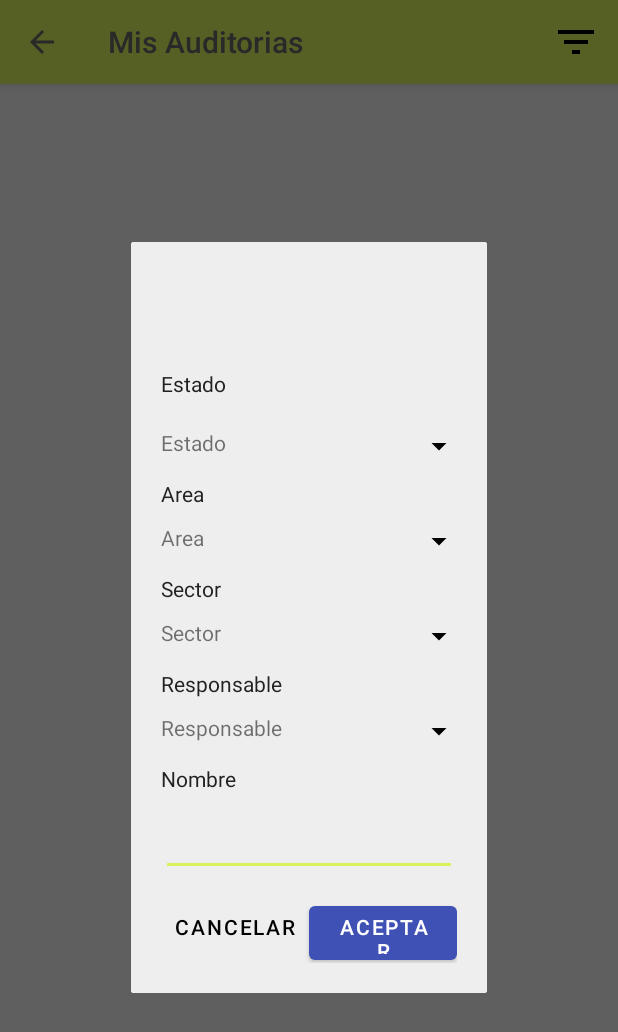
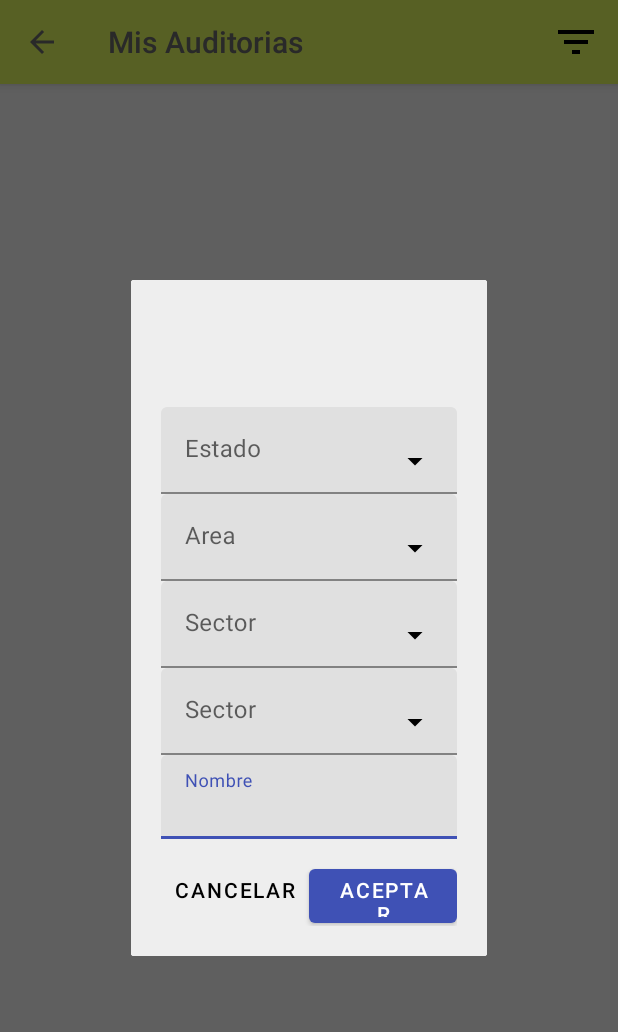
Before and after one commit to irvinjoao19/FiveSYS, an Android app: the fragment NuevaAuditoriaDialogFragment placed in its activity, on a phone screen of 412 x 824 dp. Shown: the top 1032 px of the screen. Run offline under Robolectric (Android 15) with nearby library versions, the phone set to English and light mode, and no system bars; our stand-ins replace RxJava; libraries missing offline, so code that uses them is left out: com.jakewharton.retrofit2, io.realm; network calls fail; 5 statements that could not run were skipped.

Commit message:
change irvin

```diff
--- a/app/src/main/java/com/fivesys/alphamanufacturas/fivesys/views/fragments/NuevaAuditoriaDialogFragment.kt
+++ b/app/src/main/java/com/fivesys/alphamanufacturas/fivesys/views/fragments/NuevaAuditoriaDialogFragment.kt
@@ -8,8 +8,6 @@ import android.view.LayoutInflater
 import android.view.View
 import android.view.ViewGroup
 import android.view.Window
-import android.widget.EditText
-import android.widget.LinearLayout
 import android.widget.TextView
 import android.widget.Toast
 import androidx.appcompat.app.AlertDialog
@@ -27,6 +25,7 @@ import com.fivesys.alphamanufacturas.fivesys.views.adapters.ResponsableAdapter
 import com.fivesys.alphamanufacturas.fivesys.views.adapters.SectorAdapter
 import com.fivesys.alphamanufacturas.fivesys.views.adapters.TipoDocumentoAdapter
 import com.google.android.material.button.MaterialButton
+import com.google.android.material.textfield.TextInputEditText
 import com.google.gson.Gson
 import io.realm.Realm
 import io.realm.RealmList
@@ -47,27 +46,25 @@ class NuevaAuditoriaDialogFragment : DialogFragment(), View.OnClickListener {
                 dismiss()
             }
             R.id.buttonCancelar -> dismiss()
-            R.id.linearLayoutArea -> areaDialog()
-            R.id.linearLayoutSector -> sectorDialog()
-            R.id.linearLayoutResponsable -> responsableDialog()
-            R.id.linearLayoutEstado -> estadoDialog()
+            R.id.editTextEstado -> estadoDialog()
+            R.id.editTextArea -> areaDialog()
+            R.id.editTextSector -> sectorDialog()
+            R.id.editTextResponsable -> responsableDialog()
         }
     }
 
-    lateinit var editTextNombre: EditText
 
     lateinit var textViewTitulo: TextView
-    lateinit var textViewArea: TextView
-    lateinit var textViewSector: TextView
-    lateinit var textViewResponsable: TextView
-    lateinit var textViewEstado: TextView
+
+    lateinit var editTextEstado: TextInputEditText
+    lateinit var editTextArea: TextInputEditText
+    lateinit var editTextSector: TextInputEditText
+    lateinit var editTextResponsable: TextInputEditText
+
+    lateinit var editTextNombre: TextInputEditText
 
     lateinit var buttonAceptar: MaterialButton
     lateinit var buttonCancelar: MaterialButton
-    lateinit var linearLayoutArea: LinearLayout
-    lateinit var linearLayoutSector: LinearLayout
-    lateinit var linearLayoutResponsable: LinearLayout
-    lateinit var linearLayoutEstado: LinearLayout
 
     lateinit var builderArea: AlertDialog.Builder
     lateinit var builderSector: AlertDialog.Builder
@@ -127,27 +124,25 @@ class NuevaAuditoriaDialogFragment : DialogFragment(), View.OnClickListener {
 
     private fun bindUI(view: View) {
 
-        editTextNombre = view.findViewById(R.id.editTextNombre)
         textViewTitulo = view.findViewById(R.id.textViewTitulo)
         textViewTitulo.text = titulo
-        textViewArea = view.findViewById(R.id.textViewArea)
-        textViewSector = view.findViewById(R.id.textViewSector)
-        textViewResponsable = view.findViewById(R.id.textViewResponsable)
-        textViewEstado = view.findViewById(R.id.textViewEstado)
+
+        editTextEstado = view.findViewById(R.id.editTextEstado)
+        editTextArea = view.findViewById(R.id.editTextArea)
+        editTextSector = view.findViewById(R.id.editTextSector)
+        editTextResponsable = view.findViewById(R.id.editTextResponsable)
+        editTextNombre = view.findViewById(R.id.editTextNombre)
 
         buttonAceptar = view.findViewById(R.id.buttonAceptar)
         buttonCancelar = view.findViewById(R.id.buttonCancelar)
-        linearLayoutArea = view.findViewById(R.id.linearLayoutArea)
-        linearLayoutSector = view.findViewById(R.id.linearLayoutSector)
-        linearLayoutResponsable = view.findViewById(R.id.linearLayoutResponsable)
-        linearLayoutEstado = view.findViewById(R.id.linearLayoutEstado)
 
+        editTextEstado.setOnClickListener(this)
+        editTextArea.setOnClickListener(this)
+        editTextSector.setOnClickListener(this)
+        editTextResponsable.setOnClickListener(this)
         buttonAceptar.setOnClickListener(this)
         buttonCancelar.setOnClickListener(this)
-        linearLayoutArea.setOnClickListener(this)
-        linearLayoutSector.setOnClickListener(this)
-        linearLayoutResponsable.setOnClickListener(this)
-        linearLayoutEstado.setOnClickListener(this)
+
     }
 
     @SuppressLint("SetTextI18n")
@@ -166,10 +161,10 @@ class NuevaAuditoriaDialogFragment : DialogFragment(), View.OnClickListener {
         val areaAdapter = AreaAdapter(areas, R.layout.cardview_combo, object : AreaAdapter.OnItemClickListener {
             override fun onItemClick(area: Area, position: Int) {
                 areaId = area.AreaId
-                textViewArea.text = area.Nombre
+                editTextArea.setText(area.Nombre)
 
                 sectores = area.Sectores!!
-                textViewSector.text = area.Sectores!![0]!!.Nombre
+                editTextSector.setText(area.Sectores!![0]!!.Nombre)
                 sectorId = area.Sectores!![0]!!.AreaId
                 dialogArea.dismiss()
 
@@ -198,9 +193,9 @@ class NuevaAuditoriaDialogFragment : DialogFragment(), View.OnClickListener {
             val areaAdapter = SectorAdapter(sectores!!, R.layout.cardview_combo, object : SectorAdapter.OnItemClickListener {
                 override fun onItemClick(sector: Sector, position: Int) {
                     sectorId = sector.SectorId
-                    textViewSector.text = sector.Nombre
+                    editTextSector.setText(sector.Nombre)
                     responsable = sector.Responsables!!
-                    textViewResponsable.text = sector.Responsables!![0]!!.NombreCompleto
+                    editTextResponsable.setText(sector.Responsables!![0]!!.NombreCompleto)
                     responsableId = sector.Responsables!![0]!!.ResponsableId
                     dialogSector.dismiss()
                 }
@@ -232,7 +227,7 @@ class NuevaAuditoriaDialogFragment : DialogFragment(), View.OnClickListener {
                 override fun onItemClick(responsable: Responsable, position: Int) {
                     responsableId = responsable.ResponsableId
                     nresponsable = responsable.NombreCompleto
-                    textViewResponsable.text = responsable.NombreCompleto
+                    editTextResponsable.setText(responsable.NombreCompleto)
                     dialogResponasble.dismiss()
                 }
             })
@@ -268,7 +263,7 @@ class NuevaAuditoriaDialogFragment : DialogFragment(), View.OnClickListener {
         val tipoDocumentoAdapter = TipoDocumentoAdapter(estado, R.layout.cardview_combo, object : TipoDocumentoAdapter.OnItemClickListener {
             override fun onItemClick(t: TipoDocumento, position: Int) {
                 estadoId = t.id
-                textViewEstado.text = t.nombre
+                editTextEstado.setText(t.nombre)
                 dialogEstado.dismiss()
             }
         })
--- a/app/src/main/res/layout/dialog_editar.xml
+++ b/app/src/main/res/layout/dialog_editar.xml
@@ -12,16 +12,17 @@
         android:layout_height="match_parent"
         app:layout_behavior="@string/appbar_scrolling_view_behavior">
 
-        <androidx.core.widget.NestedScrollView
+        <ScrollView
             android:layout_width="match_parent"
             android:layout_height="match_parent"
-            android:background="#ffffff"
+            android:background="@color/colorGrey"
             tools:ignore="UselessParent">
 
             <LinearLayout
                 android:layout_width="match_parent"
                 android:layout_height="wrap_content"
-                android:orientation="vertical">
+                android:orientation="vertical"
+                android:padding="20dp">
 
                 <TextView
                     android:id="@+id/textViewTitulo"
@@ -42,10 +43,6 @@
                         android:id="@+id/editTextCategoria"
                         android:layout_width="match_parent"
                         android:layout_height="wrap_content"
-                        android:layout_marginLeft="10dp"
-                        android:layout_marginTop="5dp"
-                        android:layout_marginRight="10dp"
-                        android:layout_marginBottom="5dp"
                         android:drawableEnd="@drawable/ic_down"
                         android:focusable="false" />
                 </com.google.android.material.textfield.TextInputLayout>
@@ -61,10 +58,6 @@
                         android:id="@+id/editTextComponente"
                         android:layout_width="match_parent"
                         android:layout_height="wrap_content"
-                        android:layout_marginLeft="10dp"
-                        android:layout_marginTop="5dp"
-                        android:layout_marginRight="10dp"
-                        android:layout_marginBottom="5dp"
                         android:drawableEnd="@drawable/ic_down"
                         android:focusable="false" />
                 </com.google.android.material.textfield.TextInputLayout>
@@ -78,11 +71,7 @@
                     <com.google.android.material.textfield.TextInputEditText
                         android:id="@+id/editTextReferencia"
                         android:layout_width="match_parent"
-                        android:layout_height="wrap_content"
-                        android:layout_marginLeft="10dp"
-                        android:layout_marginTop="5dp"
-                        android:layout_marginRight="10dp"
-                        android:layout_marginBottom="5dp" />
+                        android:layout_height="wrap_content" />
                 </com.google.android.material.textfield.TextInputLayout>
 
                 <com.google.android.material.textfield.TextInputLayout
@@ -95,11 +84,7 @@
 
                         android:id="@+id/editTextAspecto"
                         android:layout_width="match_parent"
-                        android:layout_height="wrap_content"
-                        android:layout_marginLeft="10dp"
-                        android:layout_marginTop="5dp"
-                        android:layout_marginRight="10dp"
-                        android:layout_marginBottom="5dp" />
+                        android:layout_height="wrap_content" />
                 </com.google.android.material.textfield.TextInputLayout>
 
 
@@ -205,10 +190,6 @@
                             android:id="@+id/editTextObservacion"
                             android:layout_width="match_parent"
                             android:layout_height="wrap_content"
-                            android:layout_marginLeft="10dp"
-                            android:layout_marginTop="5dp"
-                            android:layout_marginRight="10dp"
-                            android:layout_marginBottom="5dp"
                             android:gravity="start|end"
                             android:inputType="textMultiLine"
                             android:lines="5"
@@ -257,6 +238,6 @@
                         android:text="@string/ok" />
                 </LinearLayout>
             </LinearLayout>
-        </androidx.core.widget.NestedScrollView>
+        </ScrollView>
     </FrameLayout>
 </androidx.coordinatorlayout.widget.CoordinatorLayout>
--- a/app/src/main/res/layout/dialog_filtro.xml
+++ b/app/src/main/res/layout/dialog_filtro.xml
@@ -42,11 +42,7 @@
                     <com.google.android.material.textfield.TextInputEditText
                         android:id="@+id/editTextCodigo"
                         android:layout_width="match_parent"
-                        android:layout_height="wrap_content"
-                        android:layout_marginLeft="10dp"
-                        android:layout_marginTop="5dp"
-                        android:layout_marginRight="10dp"
-                        android:layout_marginBottom="5dp" />
+                        android:layout_height="wrap_content" />
                 </com.google.android.material.textfield.TextInputLayout>
 
 
@@ -60,10 +56,6 @@
                         android:id="@+id/editTextEstado"
                         android:layout_width="match_parent"
                         android:layout_height="wrap_content"
-                        android:layout_marginLeft="10dp"
-                        android:layout_marginTop="5dp"
-                        android:layout_marginRight="10dp"
-                        android:layout_marginBottom="5dp"
                         android:drawableEnd="@drawable/ic_down"
                         android:focusable="false" />
                 </com.google.android.material.textfield.TextInputLayout>
@@ -79,10 +71,6 @@
                         android:id="@+id/editTextArea"
                         android:layout_width="match_parent"
                         android:layout_height="wrap_content"
-                        android:layout_marginLeft="10dp"
-                        android:layout_marginTop="5dp"
-                        android:layout_marginRight="10dp"
-                        android:layout_marginBottom="5dp"
                         android:drawableEnd="@drawable/ic_down"
                         android:focusable="false" />
                 </com.google.android.material.textfield.TextInputLayout>
@@ -98,10 +86,6 @@
                         android:id="@+id/editTextSector"
                         android:layout_width="match_parent"
                         android:layout_height="wrap_content"
-                        android:layout_marginLeft="10dp"
-                        android:layout_marginTop="5dp"
-                        android:layout_marginRight="10dp"
-                        android:layout_marginBottom="5dp"
                         android:drawableEnd="@drawable/ic_down"
                         android:focusable="false" />
                 </com.google.android.material.textfield.TextInputLayout>
@@ -117,10 +101,6 @@
                         android:id="@+id/editTextResponsable"
                         android:layout_width="match_parent"
                         android:layout_height="wrap_content"
-                        android:layout_marginLeft="10dp"
-                        android:layout_marginTop="5dp"
-                        android:layout_marginRight="10dp"
-                        android:layout_marginBottom="5dp"
                         android:drawableEnd="@drawable/ic_down"
                         android:focusable="false" />
                 </com.google.android.material.textfield.TextInputLayout>
@@ -135,11 +115,7 @@
                     <com.google.android.material.textfield.TextInputEditText
                         android:id="@+id/editTextNombre"
                         android:layout_width="match_parent"
-                        android:layout_height="wrap_content"
-                        android:layout_marginLeft="10dp"
-                        android:layout_marginTop="5dp"
-                        android:layout_marginRight="10dp"
-                        android:layout_marginBottom="5dp" />
+                        android:layout_height="wrap_content" />
                 </com.google.android.material.textfield.TextInputLayout>
 
 
--- a/app/src/main/res/layout/dialog_nueva_auditoria.xml
+++ b/app/src/main/res/layout/dialog_nueva_auditoria.xml
@@ -33,144 +33,79 @@
                     android:textColor="@color/colorPrimary"
                     android:textSize="18sp" />
 
-                <TextView
+                <com.google.android.material.textfield.TextInputLayout
+                    style="@style/Widget.MaterialComponents.TextInputLayout.FilledBox"
                     android:layout_width="match_parent"
                     android:layout_height="wrap_content"
-                    android:layout_marginBottom="10dp"
-                    android:text="@string/estado"
-                    android:textColor="@color/primary_text" />
+                    android:hint="@string/estado">
 
-                <LinearLayout
-                    android:id="@+id/linearLayoutEstado"
-                    android:layout_width="match_parent"
-                    android:layout_height="24dp"
-                    android:layout_marginTop="10dp"
-                    android:orientation="horizontal"
-                    tools:ignore="UseCompoundDrawables">
+                    <com.google.android.material.textfield.TextInputEditText
+                        android:id="@+id/editTextEstado"
+                        android:layout_width="match_parent"
+                        android:layout_height="wrap_content"
+                        android:drawableEnd="@drawable/ic_down"
+                        android:focusable="false" />
+                </com.google.android.material.textfield.TextInputLayout>
 
-                    <TextView
-                        android:id="@+id/textViewEstado"
-                        android:layout_width="0dp"
-                        android:layout_height="wrap_content"
-                        android:layout_weight="1"
-                        android:text="@string/estado" />
 
-                    <ImageView
-                        android:layout_width="wrap_content"
-                        android:layout_height="wrap_content"
-                        android:contentDescription="@string/img"
-                        android:src="@drawable/ic_down" />
-                </LinearLayout>
-
-                <TextView
+                <com.google.android.material.textfield.TextInputLayout
+                    style="@style/Widget.MaterialComponents.TextInputLayout.FilledBox"
                     android:layout_width="match_parent"
                     android:layout_height="wrap_content"
-                    android:layout_marginTop="10dp"
-                    android:text="@string/area"
-                    android:textColor="@color/primary_text"
-                    tools:ignore="Suspicious0dp" />
+                    android:hint="@string/area">
 
-                <LinearLayout
-                    android:id="@+id/linearLayoutArea"
-                    android:layout_width="match_parent"
-                    android:layout_height="24dp"
-                    android:layout_marginTop="10dp"
-                    android:orientation="horizontal"
-                    tools:ignore="UseCompoundDrawables">
+                    <com.google.android.material.textfield.TextInputEditText
+                        android:id="@+id/editTextArea"
+                        android:layout_width="match_parent"
+                        android:layout_height="wrap_content"
+                        android:drawableEnd="@drawable/ic_down"
+                        android:focusable="false" />
+                </com.google.android.material.textfield.TextInputLayout>
 
-                    <TextView
-                        android:id="@+id/textViewArea"
-                        android:layout_width="0dp"
-                        android:layout_height="wrap_content"
-                        android:layout_weight="1"
-                        android:ellipsize="end"
-                        android:singleLine="true"
-                        android:text="@string/area" />
 
-                    <ImageView
-                        android:layout_width="wrap_content"
-                        android:layout_height="wrap_content"
-                        android:contentDescription="@string/img"
-                        android:src="@drawable/ic_down" />
-                </LinearLayout>
+                <com.google.android.material.textfield.TextInputLayout
+                    style="@style/Widget.MaterialComponents.TextInputLayout.FilledBox"
 
-                <TextView
                     android:layout_width="match_parent"
                     android:layout_height="wrap_content"
-                    android:layout_marginTop="10dp"
-                    android:text="@string/sector"
-                    android:textColor="@color/primary_text"
-                    tools:ignore="Suspicious0dp" />
+                    android:hint="@string/sector">
 
-                <LinearLayout
-                    android:id="@+id/linearLayoutSector"
-                    android:layout_width="match_parent"
-                    android:layout_height="24dp"
-                    android:layout_marginTop="10dp"
-                    android:orientation="horizontal"
-                    tools:ignore="UseCompoundDrawables">
+                    <com.google.android.material.textfield.TextInputEditText
+                        android:id="@+id/editTextSector"
+                        android:layout_width="match_parent"
+                        android:layout_height="wrap_content"
+                        android:drawableEnd="@drawable/ic_down"
+                        android:focusable="false" />
+                </com.google.android.material.textfield.TextInputLayout>
 
-                    <TextView
-                        android:id="@+id/textViewSector"
-                        android:layout_width="0dp"
-                        android:layout_height="wrap_content"
-                        android:layout_weight="1"
-                        android:ellipsize="end"
-                        android:singleLine="true"
-                        android:text="@string/sector" />
 
-                    <ImageView
-                        android:layout_width="wrap_content"
-                        android:layout_height="wrap_content"
-                        android:contentDescription="@string/img"
-                        android:src="@drawable/ic_down" />
-                </LinearLayout>
-
-                <TextView
+                <com.google.android.material.textfield.TextInputLayout
+                    style="@style/Widget.MaterialComponents.TextInputLayout.FilledBox"
                     android:layout_width="match_parent"
                     android:layout_height="wrap_content"
-                    android:layout_marginTop="10dp"
-                    android:text="@string/responsable"
-                    android:textColor="@color/primary_text" />
+                    android:hint="@string/sector">
 
-                <LinearLayout
-                    android:id="@+id/linearLayoutResponsable"
-                    android:layout_width="match_parent"
-                    android:layout_height="24dp"
-                    android:layout_marginTop="10dp"
-                    android:orientation="horizontal"
-                    tools:ignore="UseCompoundDrawables">
+                    <com.google.android.material.textfield.TextInputEditText
+                        android:id="@+id/editTextResponsable"
+                        android:layout_width="match_parent"
+                        android:layout_height="wrap_content"
+                        android:drawableEnd="@drawable/ic_down"
+                        android:focusable="false" />
+                </com.google.android.material.textfield.TextInputLayout>
 
-                    <TextView
-                        android:id="@+id/textViewResponsable"
-                        android:layout_width="0dp"
-                        android:layout_height="wrap_content"
-                        android:layout_weight="1"
-                        android:ellipsize="end"
-                        android:singleLine="true"
-                        android:text="@string/responsable" />
 
-                    <ImageView
-                        android:layout_width="wrap_content"
-                        android:layout_height="wrap_content"
-                        android:contentDescription="@string/img"
-                        android:src="@drawable/ic_down" />
-                </LinearLayout>
-
-                <TextView
+                <com.google.android.material.textfield.TextInputLayout
+                    style="@style/Widget.MaterialComponents.TextInputLayout.FilledBox"
                     android:layout_width="match_parent"
                     android:layout_height="wrap_content"
-                    android:layout_marginTop="10dp"
-                    android:text="@string/nombre"
-                    android:textColor="@color/primary_text" />
+                    android:hint="@string/nombre">
 
-                <EditText
-                    android:id="@+id/editTextNombre"
-                    android:layout_width="match_parent"
-                    android:layout_height="wrap_content"
-                    android:layout_marginTop="10dp"
-                    android:inputType="text"
-                    tools:ignore="Autofill,LabelFor" />
+                    <com.google.android.material.textfield.TextInputEditText
+                        android:id="@+id/editTextNombre"
+                        android:layout_width="match_parent"
+                        android:layout_height="wrap_content" />
+                </com.google.android.material.textfield.TextInputLayout>
+
 
                 <LinearLayout
                     android:layout_width="match_parent"
```
